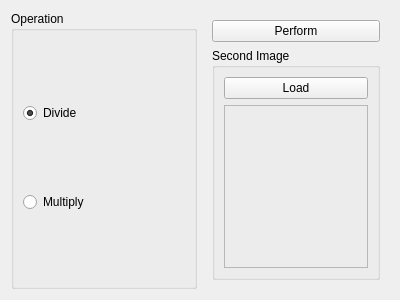
This is source/modules/binary_operations/BinaryOperationsWidget.ui in josefkoller/ambient_image_processor as Qt 5 draws it before an edit. The edited form follows.
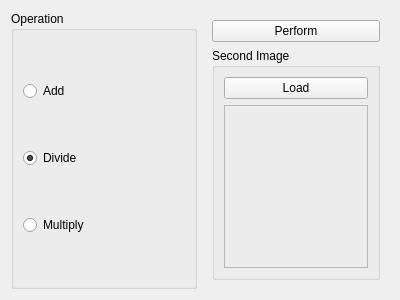
This is the edited form.

Patch:
```diff
--- a/source/modules/binary_operations/BinaryOperationsWidget.ui
+++ b/source/modules/binary_operations/BinaryOperationsWidget.ui
@@ -20,6 +20,13 @@
       <string>Operation</string>
      </property>
      <layout class="QVBoxLayout" name="verticalLayout">
+      <item>
+       <widget class="QRadioButton" name="add_checkbox">
+        <property name="text">
+         <string>Add</string>
+        </property>
+       </widget>
+      </item>
       <item>
        <widget class="QRadioButton" name="divide_checkbox">
         <property name="text">
```
